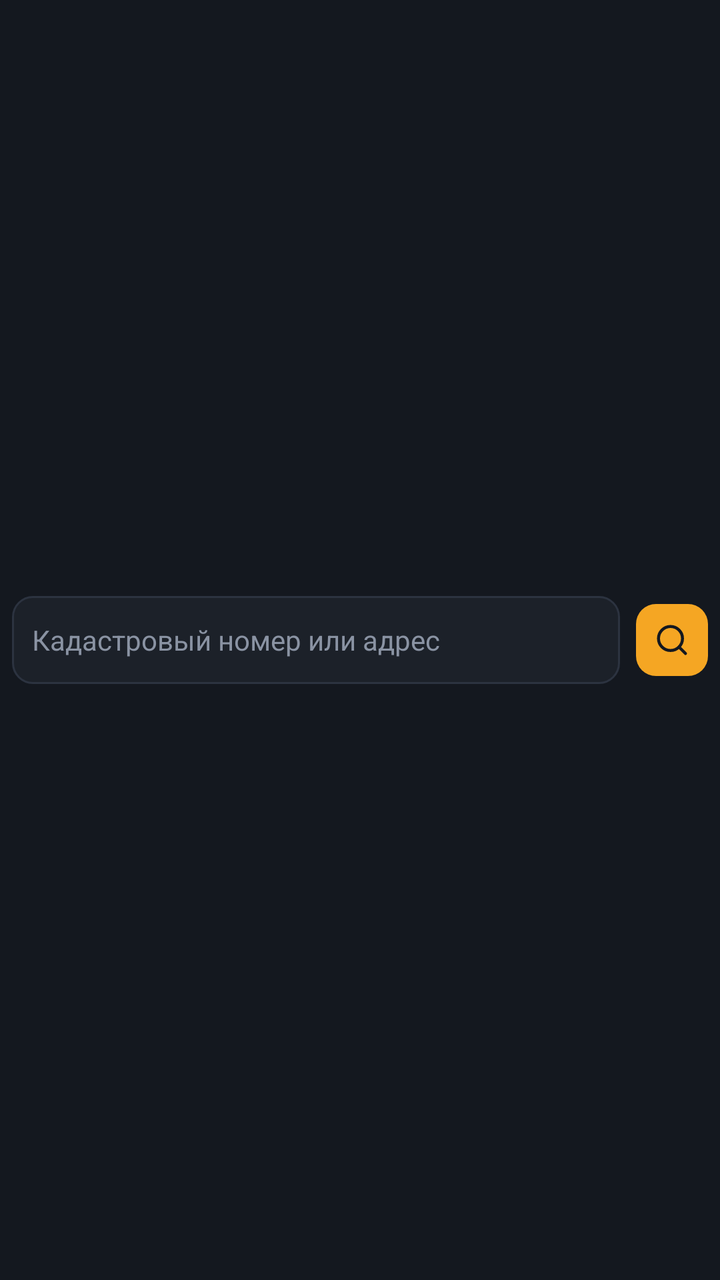
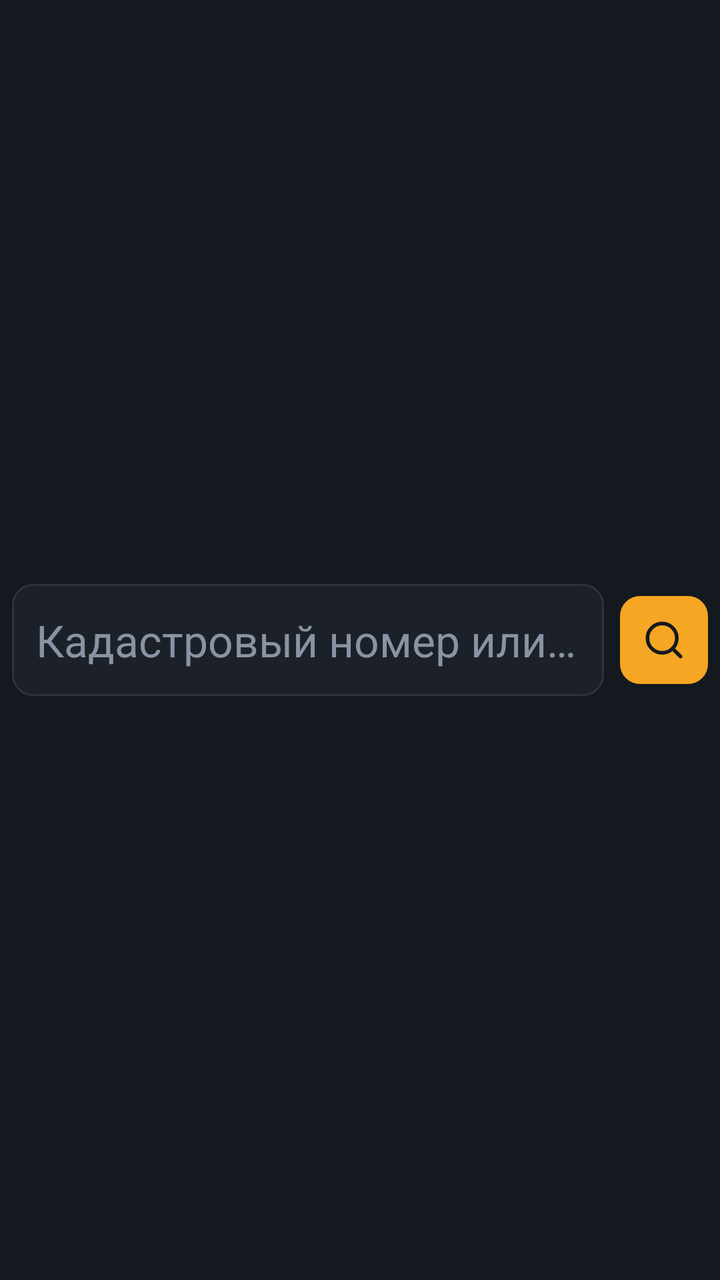

Two renders of the same Android screen: before a commit and after it. Below are the layout's source before the change and the commit's diff.
<!-- AndroidManifest.xml: application theme Theme.RuRoad -->
<!-- res/layout/widget_search.xml -->
<?xml version="1.0" encoding="utf-8"?>
<LinearLayout xmlns:android="http://schemas.android.com/apk/res/android"
    android:layout_width="match_parent"
    android:layout_height="match_parent"
    android:orientation="vertical"
    android:gravity="center_vertical"
    android:background="@android:color/transparent"
    android:paddingStart="6dp"
    android:paddingEnd="6dp">

    
    <LinearLayout
        android:id="@+id/widget_chrome"
        android:layout_width="match_parent"
        android:layout_height="wrap_content"
        android:orientation="horizontal"
        android:gravity="center_vertical"
        android:layout_marginBottom="8dp"
        android:visibility="gone">

        <ImageButton
            android:id="@+id/widget_back"
            android:layout_width="28dp"
            android:layout_height="28dp"
            android:background="@drawable/field_bg"
            android:src="@drawable/ic_back"
            android:tint="@color/text_dim"
            android:scaleType="centerInside"
            android:padding="7dp"
            android:contentDescription="@string/desc_back" />

        <TextView
            android:id="@+id/widget_chrome_title"
            android:layout_width="0dp"
            android:layout_weight="1"
            android:layout_height="wrap_content"
            android:gravity="center"
            android:textColor="@color/text_dim"
            android:textSize="12sp" />
    </LinearLayout>

    
    <LinearLayout
        android:id="@+id/widget_search_row"
        android:layout_width="match_parent"
        android:layout_height="wrap_content"
        android:orientation="horizontal"
        android:gravity="center_vertical">

        <TextView
            android:id="@+id/widget_field"
            android:layout_width="0dp"
            android:layout_weight="1"
            android:layout_height="44dp"
            android:background="@drawable/field_bg"
            android:gravity="center_vertical"
            android:paddingStart="10dp"
            android:paddingEnd="10dp"
            android:text="@string/widget_hint"
            android:textColor="@color/text_dim"
            android:textSize="14sp"
            android:autoSizeTextType="uniform"
            android:autoSizeMinTextSize="10sp"
            android:autoSizeMaxTextSize="14sp"
            android:autoSizeStepGranularity="1sp"
            android:singleLine="true"
            android:ellipsize="end" />

        <ImageButton
            android:id="@+id/widget_find"
            android:layout_width="36dp"
            android:layout_height="36dp"
            android:layout_marginStart="8dp"
            android:background="@drawable/btn_primary"
            android:src="@drawable/ic_search"
            android:tint="#14181F"
            android:scaleType="centerInside"
            android:padding="9dp"
            android:contentDescription="@string/search_button" />
    </LinearLayout>

    <TextView
        android:id="@+id/widget_status"
        android:layout_width="match_parent"
        android:layout_height="wrap_content"
        android:gravity="center"
        android:padding="8dp"
        android:text="@string/search_empty"
        android:textColor="@color/text_dim"
        android:textSize="12sp"
        android:visibility="gone" />

    
    <ListView
        android:id="@+id/widget_list"
        android:layout_width="match_parent"
        android:layout_height="0dp"
        android:layout_weight="1"
        android:layout_marginTop="8dp"
        android:divider="@color/stroke"
        android:dividerHeight="1dp"
        android:visibility="gone" />

    
    <LinearLayout
        android:id="@+id/widget_card"
        android:layout_width="match_parent"
        android:layout_height="0dp"
        android:layout_weight="1"
        android:orientation="vertical"
        android:visibility="gone">

            <LinearLayout
                android:layout_width="match_parent"
                android:layout_height="wrap_content"
                android:orientation="horizontal"
                android:gravity="center_vertical">

                <TextView
                    android:id="@+id/wc_cad"
                    android:layout_width="0dp"
                    android:layout_weight="1"
                    android:layout_height="wrap_content"
                    android:textColor="#7FD3FF"
                    android:textSize="15sp"
                    android:textStyle="bold"
                    android:singleLine="true"
                    android:ellipsize="end" />

                <ImageButton
                    android:id="@+id/wc_route_head"
                    android:layout_width="28dp"
                    android:layout_height="28dp"
                    android:background="@null"
                    android:src="@drawable/ic_nav"
                    android:tint="@color/primary"
                    android:scaleType="centerInside"
                    android:padding="4dp"
                    android:contentDescription="@string/route_button" />
            </LinearLayout>

            <TextView
                android:id="@+id/wc_quarter"
                android:layout_width="match_parent"
                android:layout_height="wrap_content"
                android:layout_marginTop="3dp"
                android:textColor="@color/text_dim"
                android:textSize="11sp" />

            <TextView
                android:id="@+id/wc_badge"
                android:layout_width="wrap_content"
                android:layout_height="wrap_content"
                android:layout_marginTop="4dp"
                android:background="@drawable/badge_bg"
                android:paddingStart="10dp"
                android:paddingEnd="10dp"
                android:paddingTop="2dp"
                android:paddingBottom="2dp"
                android:textColor="#7FD3FF"
                android:textSize="11sp" />

            <LinearLayout
                android:id="@+id/wc_row_addr"
                android:layout_width="match_parent"
                android:layout_height="wrap_content"
                android:orientation="vertical"
                android:layout_marginTop="4dp">
                <TextView android:layout_width="wrap_content" android:layout_height="wrap_content"
                    android:text="@string/f_address" android:textColor="@color/text_dim" android:textSize="10.5sp" />
                <TextView android:id="@+id/wc_addr" android:layout_width="wrap_content" android:layout_height="wrap_content"
                    android:textColor="@color/text_main" android:textSize="12sp"
                    android:maxLines="2" android:ellipsize="end" />
            </LinearLayout>

            <LinearLayout
                android:id="@+id/wc_row_area"
                android:layout_width="match_parent"
                android:layout_height="wrap_content"
                android:orientation="vertical"
                android:layout_marginTop="3dp">
                <TextView android:layout_width="wrap_content" android:layout_height="wrap_content"
                    android:text="@string/f_area" android:textColor="@color/text_dim" android:textSize="10.5sp" />
                <TextView android:id="@+id/wc_area" android:layout_width="wrap_content" android:layout_height="wrap_content"
                    android:textColor="@color/text_main" android:textSize="12sp" />
            </LinearLayout>

            <LinearLayout
                android:id="@+id/wc_row_status"
                android:layout_width="match_parent"
                android:layout_height="wrap_content"
                android:orientation="vertical"
                android:layout_marginTop="3dp">
                <TextView android:layout_width="wrap_content" android:layout_height="wrap_content"
                    android:text="@string/f_status" android:textColor="@color/text_dim" android:textSize="10.5sp" />
                <TextView android:id="@+id/wc_status" android:layout_width="wrap_content" android:layout_height="wrap_content"
                    android:textColor="@color/text_main" android:textSize="12sp" />
            </LinearLayout>

            <LinearLayout
                android:id="@+id/wc_row_landcat"
                android:layout_width="match_parent"
                android:layout_height="wrap_content"
                android:orientation="vertical"
                android:layout_marginTop="3dp">
                <TextView android:layout_width="wrap_content" android:layout_height="wrap_content"
                    android:text="@string/f_landcat" android:textColor="@color/text_dim" android:textSize="10.5sp" />
                <TextView android:id="@+id/wc_landcat" android:layout_width="wrap_content" android:layout_height="wrap_content"
                    android:textColor="@color/text_main" android:textSize="12sp" />
            </LinearLayout>

            <LinearLayout
                android:id="@+id/wc_row_perm"
                android:layout_width="match_parent"
                android:layout_height="wrap_content"
                android:orientation="vertical"
                android:layout_marginTop="3dp">
                <TextView android:layout_width="wrap_content" android:layout_height="wrap_content"
                    android:text="@string/f_perm" android:textColor="@color/text_dim" android:textSize="10.5sp" />
                <TextView android:id="@+id/wc_perm" android:layout_width="wrap_content" android:layout_height="wrap_content"
                    android:textColor="@color/text_main" android:textSize="12sp"
                    android:maxLines="2" android:ellipsize="end" />
            </LinearLayout>

            
            <TextView
                android:layout_width="match_parent"
                android:layout_height="0dp"
                android:layout_weight="1" />

            <LinearLayout
                android:layout_width="match_parent"
                android:layout_height="wrap_content"
                android:orientation="horizontal"
                android:layout_marginTop="8dp">

                <Button
                    android:id="@+id/wc_map"
                    android:layout_width="0dp"
                    android:layout_weight="1"
                    android:layout_height="36dp"
                    android:background="@drawable/btn_secondary"
                    android:text="@string/map_button"
                    android:textColor="@color/text_main"
                    android:textSize="12.5sp" />

                <ImageButton
                    android:id="@+id/wc_route"
                    android:layout_width="0dp"
                    android:layout_weight="1"
                    android:layout_height="36dp"
                    android:layout_marginStart="8dp"
                    android:background="@drawable/btn_primary"
                    android:src="@drawable/ic_nav"
                    android:tint="#14181F"
                    android:scaleType="centerInside"
                    android:padding="9dp"
                    android:contentDescription="@string/route_button" />
            </LinearLayout>
    </LinearLayout>

</LinearLayout>
<!-- resources referenced by this layout -->
<resources>
  <color name="primary">#F5A623</color>
  <color name="stroke">#2C3340</color>
  <color name="text_dim">#8A93A3</color>
  <color name="text_main">#ECEFF3</color>
  <!-- drawable badge_bg (drawable) -->
  <?xml version="1.0" encoding="utf-8"?>
  
  <shape xmlns:android="http://schemas.android.com/apk/res/android" android:shape="rectangle">
      <solid android:color="#264A90E2" />
      <stroke android:width="1dp" android:color="#664A90E2" />
      <corners android:radius="20dp" />
  </shape>
  <!-- drawable btn_primary (drawable) -->
  <?xml version="1.0" encoding="utf-8"?>
  <shape xmlns:android="http://schemas.android.com/apk/res/android">
      <solid android:color="#F5A623" />
      <corners android:radius="10dp" />
  </shape>
  <!-- drawable btn_secondary (drawable) -->
  <?xml version="1.0" encoding="utf-8"?>
  <shape xmlns:android="http://schemas.android.com/apk/res/android">
      <solid android:color="#242B36" />
      <stroke android:width="1dp" android:color="#2C3340" />
      <corners android:radius="10dp" />
  </shape>
  <!-- drawable field_bg (drawable) -->
  <?xml version="1.0" encoding="utf-8"?>
  <shape xmlns:android="http://schemas.android.com/apk/res/android">
      <solid android:color="#1C2129" />
      <stroke android:width="1dp" android:color="#2C3340" />
      <corners android:radius="10dp" />
  </shape>
  <!-- drawable ic_back (drawable) -->
  <?xml version="1.0" encoding="utf-8"?>
  
  <vector xmlns:android="http://schemas.android.com/apk/res/android"
      android:width="24dp" android:height="24dp"
      android:viewportWidth="24" android:viewportHeight="24">
      <path
          android:pathData="M19,12 L5,12 M12,19 L5,12 L12,5"
          android:strokeColor="#FFFFFFFF" android:strokeWidth="2"
          android:strokeLineCap="round" android:strokeLineJoin="round"
          android:fillColor="#00000000" />
  </vector>
  <!-- drawable ic_nav (drawable) -->
  <?xml version="1.0" encoding="utf-8"?>
  
  <vector xmlns:android="http://schemas.android.com/apk/res/android"
      android:width="24dp" android:height="24dp"
      android:viewportWidth="24" android:viewportHeight="24">
      
      <path
          android:pathData="M3,11 L22,2 L13,21 L11,13 Z"
          android:fillColor="#FFFFFFFF"
          android:strokeColor="#FFFFFFFF" android:strokeWidth="1"
          android:strokeLineJoin="round" />
  </vector>
  <!-- drawable ic_search (drawable) -->
  <?xml version="1.0" encoding="utf-8"?>
  
  <vector xmlns:android="http://schemas.android.com/apk/res/android"
      android:width="24dp" android:height="24dp"
      android:viewportWidth="24" android:viewportHeight="24">
      <path
          android:pathData="M19,11a8,8 0 1,0 -16,0a8,8 0 1,0 16,0"
          android:strokeColor="#FFFFFFFF" android:strokeWidth="2"
          android:strokeLineCap="round" android:fillColor="#00000000" />
      <path
          android:pathData="M21,21 L16.7,16.7"
          android:strokeColor="#FFFFFFFF" android:strokeWidth="2"
          android:strokeLineCap="round" android:fillColor="#00000000" />
  </vector>
  <string name="desc_back">Назад</string>
  <string name="f_address">Адрес:</string>
  <string name="f_area">Площадь:</string>
  <string name="f_landcat">Категория земель:</string>
  <string name="f_perm">Вид разрешённого использования:</string>
  <string name="f_status">Статус:</string>
  <string name="map_button">На карте</string>
  <string name="route_button">Маршрут</string>
  <string name="search_button">Найти</string>
  <string name="search_empty">Ничего не найдено</string>
  <string name="widget_hint">Кадастровый номер или адрес</string>
  <style name="Theme.RuRoad" parent="android:Theme.Material.NoActionBar">
          <item name="android:windowBackground">@color/bg</item>
          <item name="android:statusBarColor">@color/bg</item>
          <item name="android:navigationBarColor">@color/bg</item>
          <item name="android:colorAccent">@color/primary</item>
      </style>
  <color name="bg">#14181F</color>
</resources>

<!-- the commit's change to res/layout/widget_search.xml (unified diff, before → after) -->
@@ -51,31 +51,27 @@
             android:id="@+id/widget_field"
             android:layout_width="0dp"
             android:layout_weight="1"
-            android:layout_height="44dp"
+            android:layout_height="56dp"
             android:background="@drawable/field_bg"
             android:gravity="center_vertical"
-            android:paddingStart="10dp"
-            android:paddingEnd="10dp"
+            android:paddingStart="12dp"
+            android:paddingEnd="12dp"
             android:text="@string/widget_hint"
             android:textColor="@color/text_dim"
-            android:textSize="14sp"
-            android:autoSizeTextType="uniform"
-            android:autoSizeMinTextSize="10sp"
-            android:autoSizeMaxTextSize="14sp"
-            android:autoSizeStepGranularity="1sp"
+            android:textSize="22sp"
             android:singleLine="true"
             android:ellipsize="end" />
 
         <ImageButton
             android:id="@+id/widget_find"
-            android:layout_width="36dp"
-            android:layout_height="36dp"
+            android:layout_width="44dp"
+            android:layout_height="44dp"
             android:layout_marginStart="8dp"
             android:background="@drawable/btn_primary"
             android:src="@drawable/ic_search"
             android:tint="#14181F"
             android:scaleType="centerInside"
-            android:padding="9dp"
+            android:padding="11dp"
             android:contentDescription="@string/search_button" />
     </LinearLayout>
 
